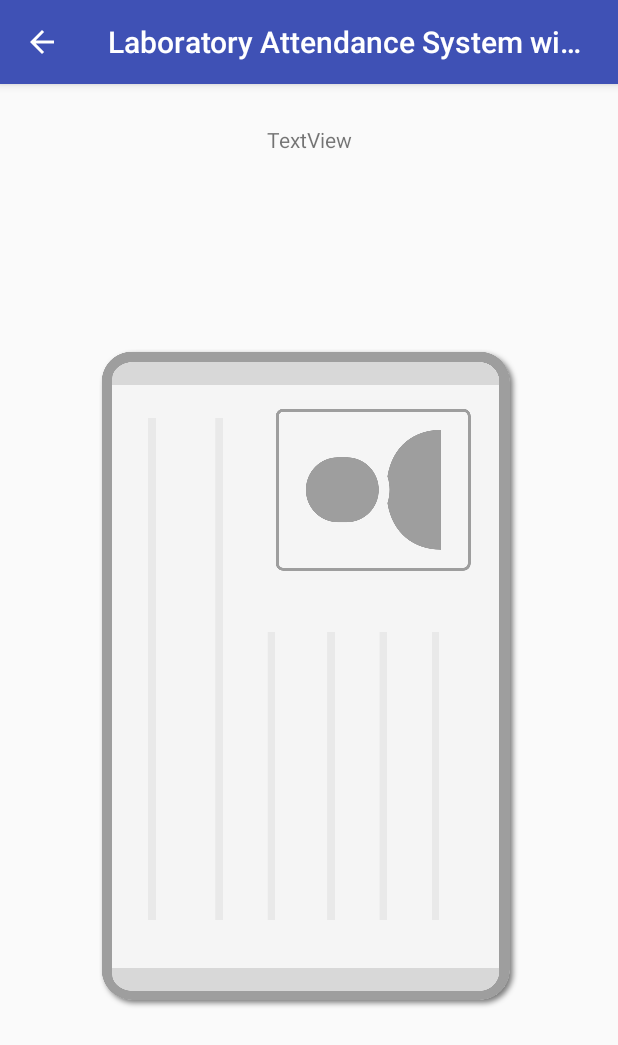
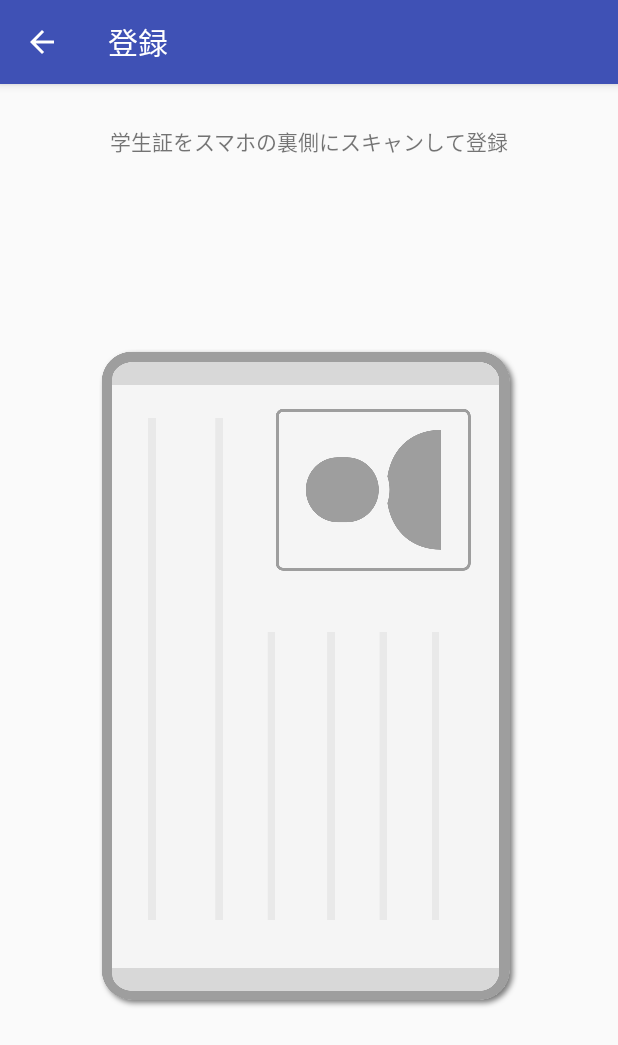
Before and after one commit to developercons/laboratory-attendance-system-with-identification-card, an Android app: the screen it shows after launch (ScanStudentcardActivity), after a tap on an icon or button, on a phone screen of 412 x 824 dp. Shown: the top 1045 px of the screen. Run offline under Robolectric (Android 15) with nearby library versions, the phone set to English and light mode, and no system bars; libraries missing offline, so code that uses them is left out: io.realm; 29 statements that could not run were skipped.

Commit message:
登録、編集のリソース追加

```diff
--- a/app/src/main/java/com/geeksonthegate/laboratoryattendancesystemwithidentificationcard/ScanStudentcardActivity.kt
+++ b/app/src/main/java/com/geeksonthegate/laboratoryattendancesystemwithidentificationcard/ScanStudentcardActivity.kt
@@ -32,6 +32,10 @@ class ScanStudentcardActivity : AppCompatActivity() {
             R.id.exit -> {
                 scanCardLabel.setText(R.string.exit_label)
                 setTitle(R.string.exit)
+            }
+            R.id.register -> {
+                scanCardLabel.setText(R.string.register_label)
+                setTitle(R.string.register)
             }
         }
 
--- a/app/src/main/res/values/strings.xml
+++ b/app/src/main/res/values/strings.xml
@@ -2,8 +2,13 @@
     <string name="app_name">Laboratory Attendance System with Identification card</string>
     <string name="enter">入室</string>
     <string name="exit">退室</string>
+    <string name="register">登録</string>
+    <string name="edit">編集</string>
+    <string name="history">履歴</string>
     <string name="enter_label">学生証をスマホの裏側にスキャンして入室</string>
     <string name="exit_label">学生証をスマホの裏側にスキャンして退室</string>
+    <string name="register_label">学生証をスマホの裏側にスキャンして登録</string>
+    <string name="edit_label">学生証をスマホの裏側にスキャンして編集</string>
     <string name="enter_button">enter_button</string>
     <string name="exit_button">exit_button</string>
 </resources>
```
